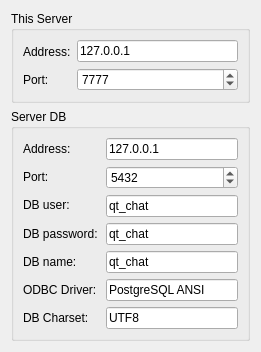
MaksMN/QTchat, file Server/ServerSettings/serversettings.ui: the form before one commit.
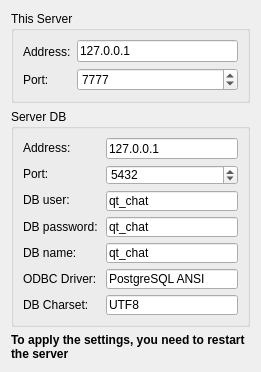
The form after the commit. Icons and pictures are not drawn.

Commit message: server settings optimization

```diff
--- a/Server/ServerSettings/serversettings.ui
+++ b/Server/ServerSettings/serversettings.ui
@@ -213,6 +213,24 @@
      </layout>
     </widget>
    </item>
+   <item>
+    <widget class="QLabel" name="label_10">
+     <property name="font">
+      <font>
+       <bold>true</bold>
+      </font>
+     </property>
+     <property name="text">
+      <string>To apply the settings, you need to restart the server</string>
+     </property>
+     <property name="scaledContents">
+      <bool>false</bool>
+     </property>
+     <property name="wordWrap">
+      <bool>true</bool>
+     </property>
+    </widget>
+   </item>
   </layout>
  </widget>
  <resources>
```
The commit also changes 2 other files.
